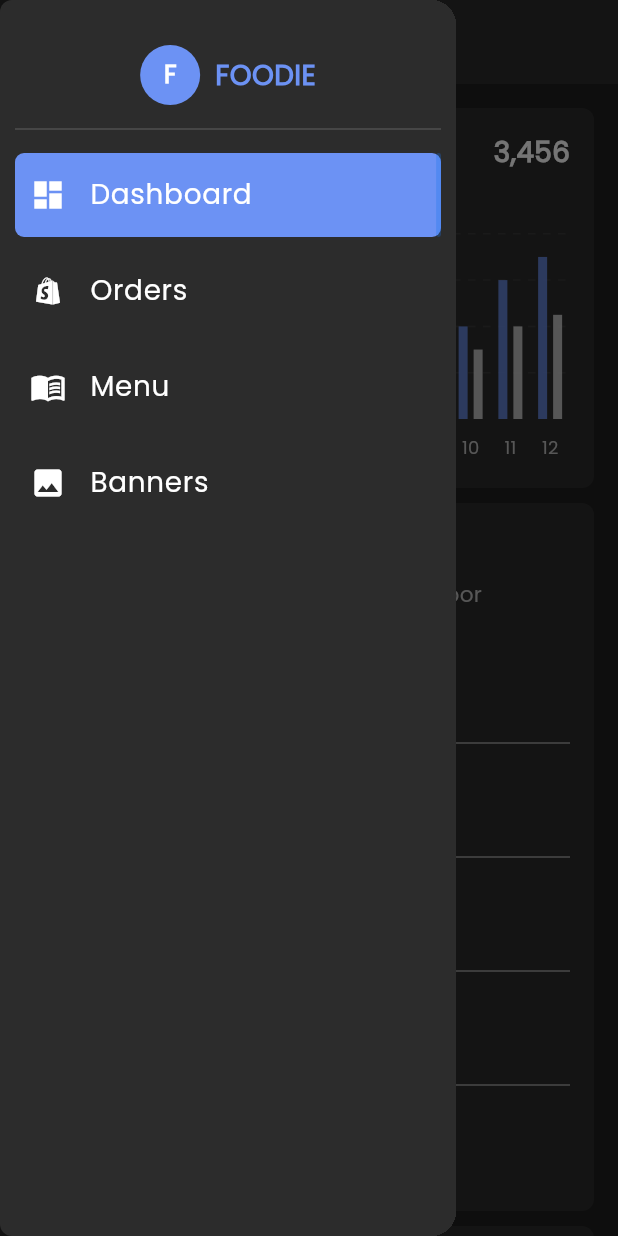
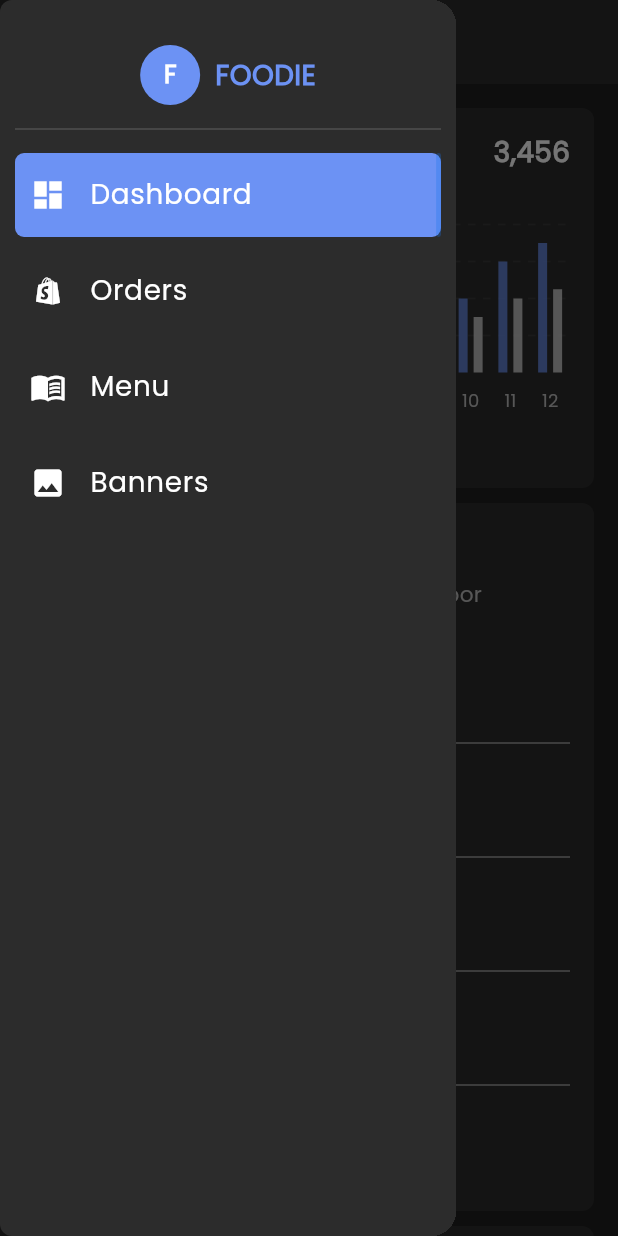
Before and after one commit to Ashraf0Sherif/Restaurant-Dashboard, a Flutter app: the screen it shows after launch, after a tap on the "menu" icon, on a phone screen of 412 x 824 dp. Run offline on Flutter 3.47's test engine with Material 3 defaults, Android fonts, the phone set to English and light mode, and no system bars; drawn by our look-alikes of fl_chart; our stand-ins replace bloc, cloud_firestore, device_preview, firebase_core, firebase_storage, flutter_bloc and 3 more; accounts and stored records are empty.

Commit message:
refactor(dashboard): improve layout responsiveness and code organization
- Add responsive height calculations for charts based on screen width
- Extract ThisLastWeek widget to separate component for reusability
- Improve OrderTimeRateSection layout with flexible sizing
- Add margin support to BackgroundContainer
- Clean up imports and remove unused code
- Fix spacing and alignment in tablet layout

```diff
--- a/lib/features/dashboard/presentation/widgets/back_ground_container.dart
+++ b/lib/features/dashboard/presentation/widgets/back_ground_container.dart
@@ -5,13 +5,16 @@ class BackGroundContainer extends StatelessWidget {
     super.key,
     required this.child,
     this.padding = const EdgeInsets.all(16),
+    this.margin,
   });
   final Widget child;
   final EdgeInsets padding;
+  final EdgeInsets? margin;
   @override
   Widget build(BuildContext context) {
     return Container(
       padding: padding,
+      margin: margin,
       decoration: BoxDecoration(
         color: const Color(0xFF2C2C2C),
         borderRadius: BorderRadius.circular(8),
--- a/lib/features/dashboard/presentation/widgets/custom_revenue_bar_chart.dart
+++ b/lib/features/dashboard/presentation/widgets/custom_revenue_bar_chart.dart
@@ -27,7 +27,8 @@ class _CustomRevenueBarChartState extends State<CustomRevenueBarChart> {
         barTouchData: BarTouchData(
           touchCallback: (FlTouchEvent event, barTouchResponse) {
             setState(() {
-              touchedIndex = barTouchResponse?.spot?.touchedBarGroupIndex ?? -1;
+              touchedIndex =
+                  barTouchResponse?.spot?.touchedBarGroupIndex ?? -1;
             });
           },
           enabled: true,
--- a/lib/features/dashboard/presentation/widgets/most_order_food_widget.dart
+++ b/lib/features/dashboard/presentation/widgets/most_order_food_widget.dart
@@ -1,6 +1,5 @@
 import 'package:flutter/material.dart';
 import 'package:restaurant_admin_panel/core/theming/font_styles.dart';
-import 'package:restaurant_admin_panel/core/theming/spacing.dart';
 import 'package:restaurant_admin_panel/features/dashboard/data/models/most_ordered_food_model.dart';
 import 'package:restaurant_admin_panel/features/dashboard/presentation/widgets/back_ground_container.dart';
 
--- a/lib/features/dashboard/presentation/widgets/order_rate_widget.dart
+++ b/lib/features/dashboard/presentation/widgets/order_rate_widget.dart
@@ -1,10 +1,9 @@
 import 'package:flutter/material.dart';
-import 'package:restaurant_admin_panel/core/theming/colors.dart';
-import 'package:restaurant_admin_panel/core/theming/font_styles.dart';
 import 'package:restaurant_admin_panel/core/theming/spacing.dart';
 import 'package:restaurant_admin_panel/features/dashboard/data/models/order_rate_model.dart';
 import 'package:restaurant_admin_panel/features/dashboard/presentation/widgets/custom_order_rate_line_chart.dart';
 import 'package:restaurant_admin_panel/features/dashboard/presentation/widgets/order_rate_header.dart';
+import 'package:restaurant_admin_panel/features/dashboard/presentation/widgets/this_last_week.dart';
 
 class OrderRateWidget extends StatelessWidget {
   final OrderRateModel orderRateData;
@@ -37,37 +36,7 @@ class OrderRateWidget extends StatelessWidget {
           child: CustomOrderRateLineChart(orderRateData: orderRateData),
         ),
         verticalSpace(10),
-        Row(
-          children: [
-            _buildLegendItem(context, 'This Week', ColorsStyles.kPrimaryColor),
-            const SizedBox(width: 16),
-            _buildLegendItem(
-                context, 'Last Week', ColorsStyles.kSecondaryColor),
-          ],
-        ),
-      ],
-    );
-  }
-
-  Widget _buildLegendItem(BuildContext context, String title, Color color) {
-    return Row(
-      children: [
-        Container(
-          width: 8,
-          height: 8,
-          decoration: BoxDecoration(
-            color: color,
-            shape: BoxShape.circle,
-          ),
-        ),
-        const SizedBox(width: 8),
-        Text(
-          title,
-          style: TextStyle(
-            color: Colors.grey[400],
-            fontSize: FontStyles.getResponsiveFontSize(context, 14),
-          ),
-        ),
+        const ThisLastWeek(),
       ],
     );
   }
--- a/lib/features/dashboard/presentation/widgets/revenue_widget.dart
+++ b/lib/features/dashboard/presentation/widgets/revenue_widget.dart
@@ -1,11 +1,10 @@
-import 'package:fl_chart/fl_chart.dart';
 import 'package:flutter/material.dart';
-import 'package:restaurant_admin_panel/core/theming/colors.dart';
-import 'package:restaurant_admin_panel/core/theming/font_styles.dart';
+import 'package:restaurant_admin_panel/core/theming/spacing.dart';
 import 'package:restaurant_admin_panel/features/dashboard/data/models/revenue_model.dart';
 import 'package:restaurant_admin_panel/features/dashboard/presentation/widgets/back_ground_container.dart';
 import 'package:restaurant_admin_panel/features/dashboard/presentation/widgets/custom_revenue_bar_chart.dart';
 import 'package:restaurant_admin_panel/features/dashboard/presentation/widgets/revenue_header.dart';
+import 'package:restaurant_admin_panel/features/dashboard/presentation/widgets/this_last_week.dart';
 
 class RevenueWidget extends StatelessWidget {
   final RevenueModel revenueData;
@@ -42,17 +41,31 @@ class RevenueWidget extends StatelessWidget {
       ],
     ),
   });
+  double getResponsiveHeight(BuildContext context) {
+    if (MediaQuery.sizeOf(context).width > 1450) {
+      return MediaQuery.sizeOf(context).width * 0.25;
+    } else if (MediaQuery.sizeOf(context).width > 1000) {
+      return MediaQuery.sizeOf(context).width * 0.35;
+    } else {
+      return MediaQuery.sizeOf(context).width * 0.5;
+    }
+  }
 
   @override
   Widget build(BuildContext context) {
     return BackGroundContainer(
       child: Column(
+        mainAxisSize: MainAxisSize.min,
         children: [
           const RevenueHeader(),
-          const SizedBox(height: 10),
-          Expanded(
-            child: CustomRevenueBarChart(revenueData: revenueData),
+          verticalSpace(10),
+          Flexible(
+            child: SizedBox(
+                height: getResponsiveHeight(context),
+                child: CustomRevenueBarChart(revenueData: revenueData)),
           ),
+          verticalSpace(10),
+          const ThisLastWeek(),
         ],
       ),
     );
--- /dev/null
+++ b/lib/features/dashboard/presentation/widgets/this_last_week.dart
@@ -0,0 +1,42 @@
+import 'package:flutter/material.dart';
+import 'package:restaurant_admin_panel/core/theming/colors.dart';
+import 'package:restaurant_admin_panel/core/theming/font_styles.dart';
+import 'package:restaurant_admin_panel/core/theming/spacing.dart';
+
+class ThisLastWeek extends StatelessWidget {
+  const ThisLastWeek({super.key});
+
+  @override
+  Widget build(BuildContext context) {
+    return Row(
+      children: [
+        _buildLegendItem(context, 'This Week', ColorsStyles.kPrimaryColor),
+        const SizedBox(width: 8),
+        _buildLegendItem(context, 'Last Week', ColorsStyles.kSecondaryColor),
+      ],
+    );
+  }
+
+  Widget _buildLegendItem(BuildContext context, String title, Color color) {
+    return Row(
+      children: [
+        Container(
+          width: 8,
+          height: 8,
+          decoration: BoxDecoration(
+            color: color,
+            shape: BoxShape.circle,
+          ),
+        ),
+        horizontalSpace(8),
+        Text(
+          title,
+          style: TextStyle(
+            color: Colors.grey[400],
+            fontSize: FontStyles.getResponsiveFontSize(context, 14),
+          ),
+        ),
+      ],
+    );
+  }
+}
```
Also changed, not shown: lib/features/dashboard/presentation/widgets/order_time_rate_section.dart (+21 -12 lines), lib/features/dashboard/presentation/widgets/revenue_most_ordered_food_section.dart (renamed from lib/features/dashboard/presentation/widgets/desktop_layout.dart, +13 -14 lines), lib/features/dashboard/presentation/widgets/tabalet_layout.dart (+15 -10 lines).
